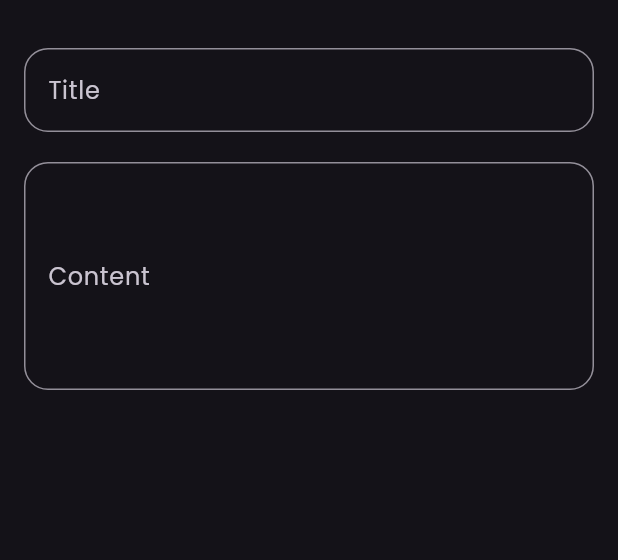
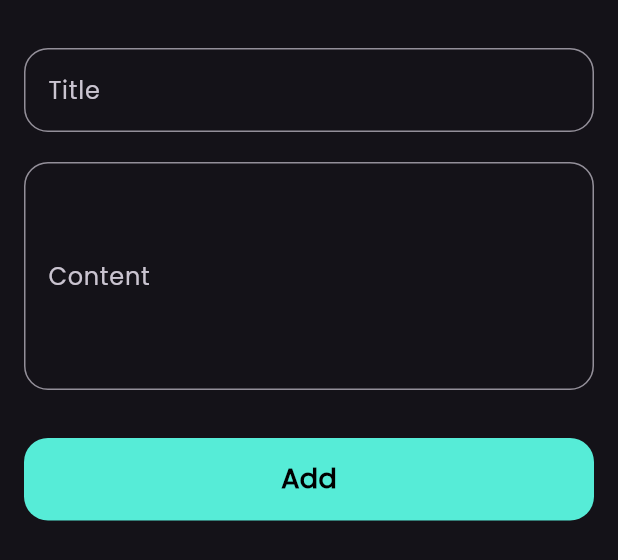
Before and after one commit to mohamedxahmedd/notes_app, a Flutter app: the AddNoteBottomSheet widget shown alone on an empty page, opened directly, on a phone screen of 412 x 824 dp. Shown: the top 560 px of the screen. Run offline on Flutter 3.47's test engine with Material 3 defaults, Android fonts, the phone set to English and light mode, and no system bars.

Commit message:
add custom button

```diff
--- a/lib/views/widgets/add_note_bottom_sheet.dart
+++ b/lib/views/widgets/add_note_bottom_sheet.dart
@@ -1,4 +1,5 @@
 import 'package:flutter/material.dart';
+import 'package:notes_app/views/widgets/custom_button.dart';
 import 'package:notes_app/views/widgets/custom_text_field.dart';
 
 class AddNoteBottomSheet extends StatelessWidget {
@@ -8,6 +9,7 @@ class AddNoteBottomSheet extends StatelessWidget {
   Widget build(BuildContext context) {
     return const Padding(
       padding: EdgeInsets.symmetric(horizontal: 16),
+      child: SingleChildScrollView(
         child: Column(
           children: [
             SizedBox(
@@ -25,7 +27,15 @@ class AddNoteBottomSheet extends StatelessWidget {
               labelText: 'Content',
               maxLines: 5,
             ),
+            SizedBox(
+              height: 32,
+            ),
+            CustomButton(),
+            SizedBox(
+              height: 16,
+            ),
           ],
+        ),
       ),
     );
   }
--- /dev/null
+++ b/lib/views/widgets/custom_button.dart
@@ -0,0 +1,27 @@
+import 'package:flutter/material.dart';
+
+class CustomButton extends StatelessWidget {
+  const CustomButton({super.key});
+
+  @override
+  Widget build(BuildContext context) {
+    return Container(
+      width: MediaQuery.of(context).size.width,
+      height: 55,
+      decoration: BoxDecoration(
+        borderRadius: BorderRadius.circular(16),
+        color: Color(0xff56ECD7),
+      ),
+      child: const Center(
+        child: Text(
+          'Add',
+          style: TextStyle(
+            color: Colors.black,
+            fontWeight: FontWeight.bold,
+            fontSize: 18,
+          ),
+        ),
+      ),
+    );
+  }
+}
```
Lines whose indentation alone changed are shown as unchanged.
